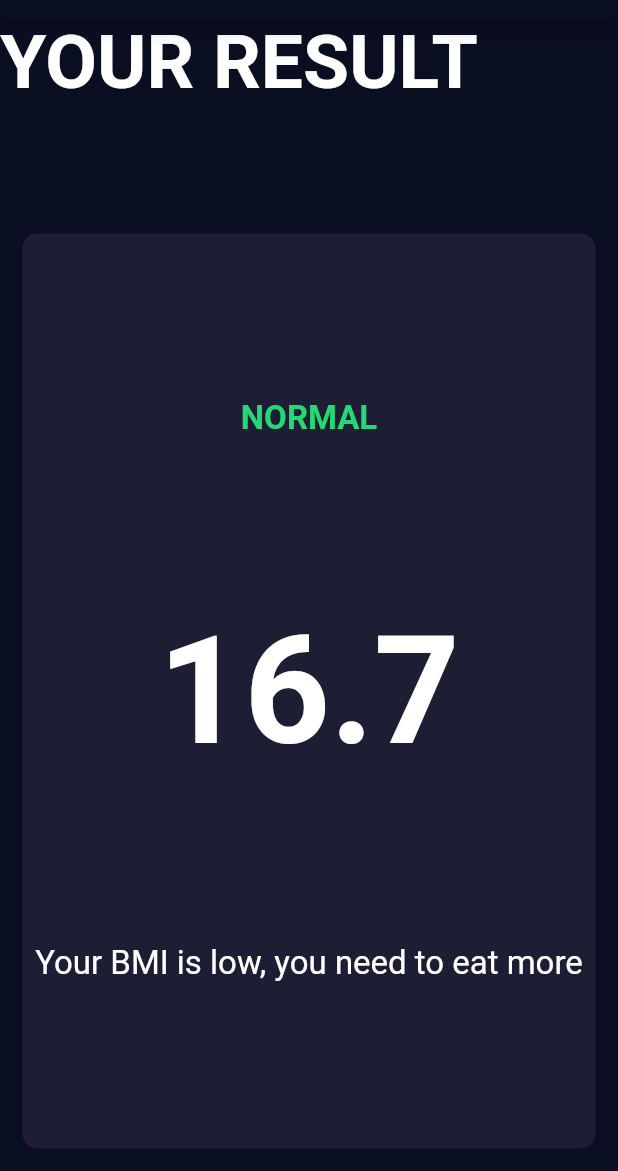
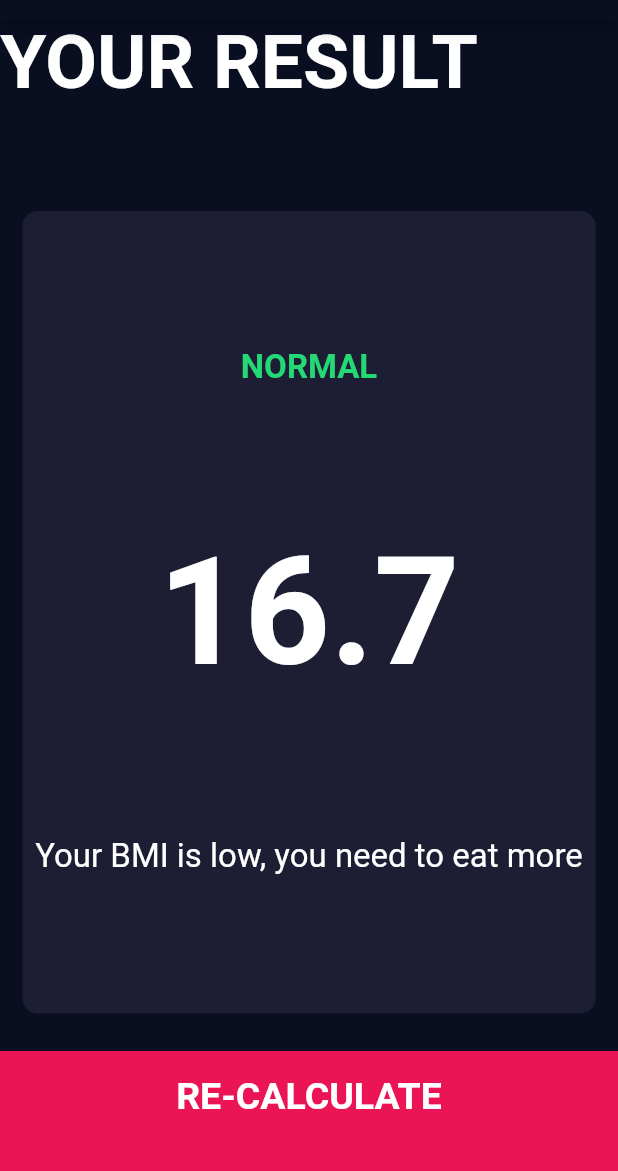
Before and after one commit to kuppylee/BMI-Calculator, a Flutter app: the Result screen opened directly, on a phone screen of 412 x 824 dp, the part 65-1236 px from its top. Run offline on Flutter 3.47's test engine with Material 2 defaults, Android fonts, the phone set to English and light mode, and no system bars; our stand-ins replace font_awesome_flutter; missing offline and left inert: dart:ffi.

Commit message:
finished designing the BMI UI

```diff
--- a/bmi-calculator-flutter-master/lib/input_page.dart
+++ b/bmi-calculator-flutter-master/lib/input_page.dart
@@ -197,7 +197,7 @@ class _InputPageState extends State<InputPage> {
                 ),
               );
             },
-            calculatorText: 'Calculate',
+            calculatorText: 'CALCULATE',
           ),
         ],
       ),
--- a/bmi-calculator-flutter-master/lib/result_page.dart
+++ b/bmi-calculator-flutter-master/lib/result_page.dart
@@ -1,7 +1,7 @@
 import 'package:bmi_calculator/reusable_card.dart';
 import 'package:flutter/material.dart';
 import 'constants.dart';
-
+import 'calculate_button.dart';
 class Result extends StatelessWidget {
 
 
@@ -43,9 +43,13 @@ class Result extends StatelessWidget {
                   ),
                 ],
               ),
-
             ),
           ),
+          CalculateButton(
+              onTap: (){
+                Navigator.pop(context);
+              },
+              calculatorText: 'RE-CALCULATE')
 
         ],
       ),
```
